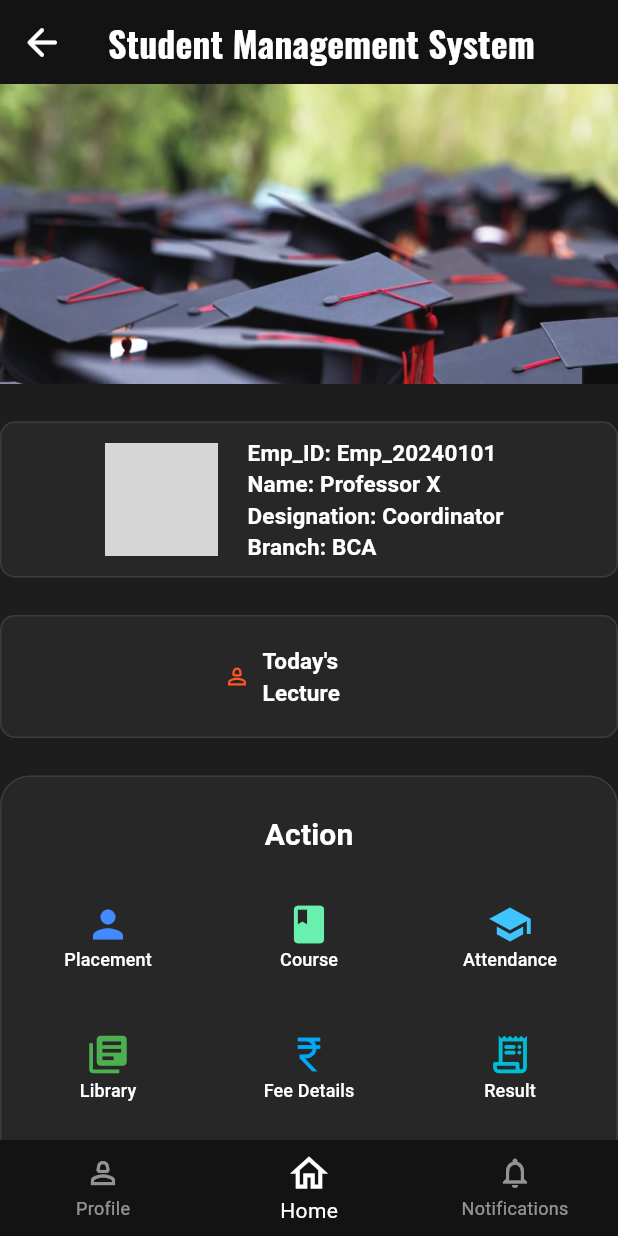
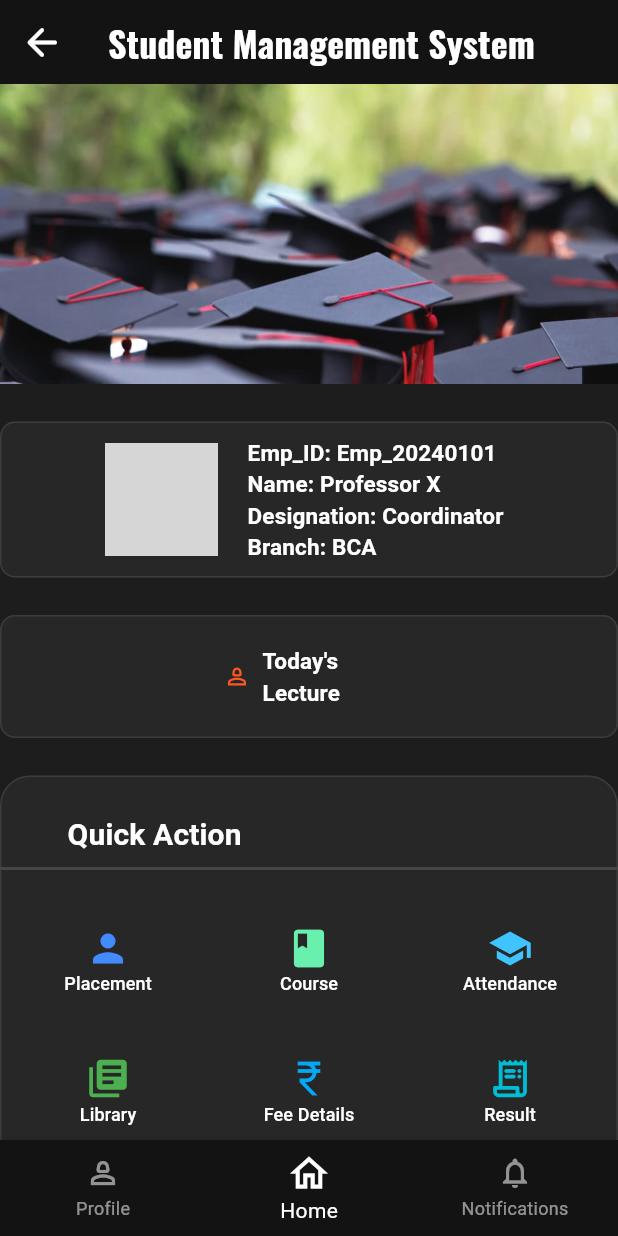
Before and after one commit to RohanXD/Student_management_System, a Flutter app: the screen it shows after launch, on a phone screen of 412 x 824 dp. Run offline on Flutter 3.47's test engine with Material 3 defaults, Android fonts, the light colour scheme and no system bars; our stand-ins replace google_fonts; grey boxes are pictures that could not be loaded.

Commit message:
Version 1.03

```diff
--- a/lib/content_buttons.dart
+++ b/lib/content_buttons.dart
@@ -18,15 +18,20 @@ class ContentButtons extends StatelessWidget {
   Widget build(context) {
     return Column(
       mainAxisSize: MainAxisSize.max,
+
       children: [
         const SizedBox(
           height: 20,
         ),
         Row(
-          mainAxisAlignment: MainAxisAlignment.center,
+          mainAxisAlignment: MainAxisAlignment.start,
+          crossAxisAlignment: CrossAxisAlignment.start,
           children: [
+            const SizedBox(
+              width: 45,
+            ),
             Text(
-              'Action',
+              'Quick Action',
               style: GoogleFonts.roboto(
                 color: Colors.white,
                 fontSize: 20,
@@ -35,6 +40,7 @@ class ContentButtons extends StatelessWidget {
             ),
           ],
         ),
+        const Divider(thickness: 2,color: Color.fromARGB(255, 69, 69, 69),),
         const SizedBox(
           height: 20,
         ),
```
